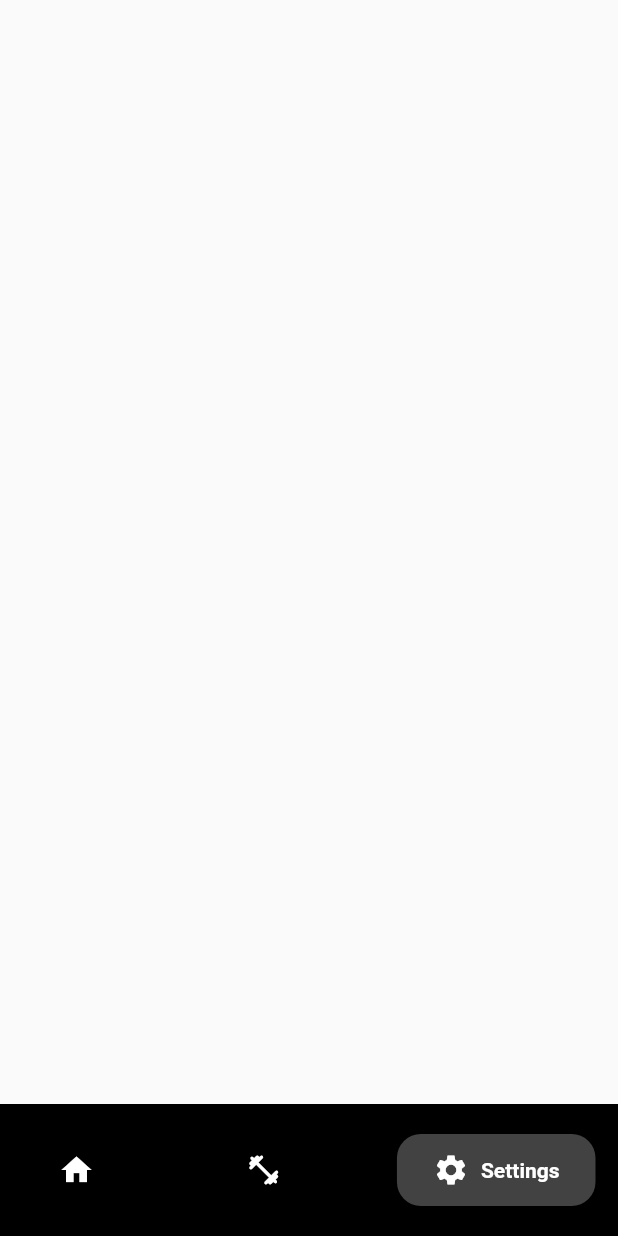
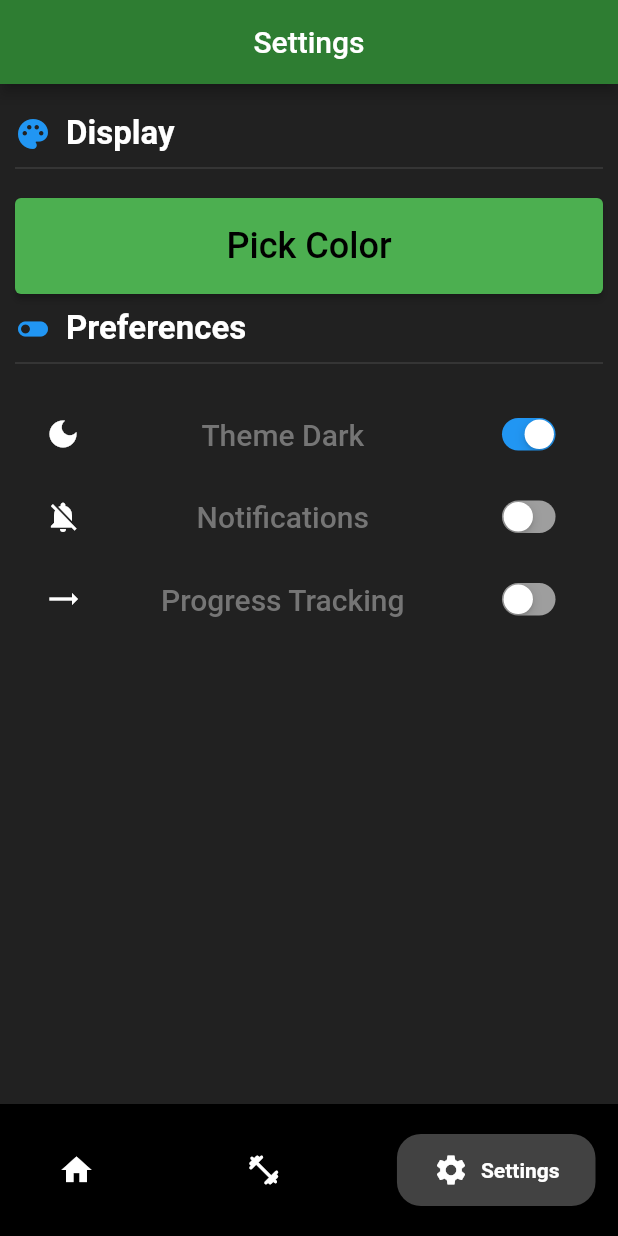
Before and after one commit to WillHAdair/WorkoutApplication, a Flutter app: the screen it shows after launch, swiped to page 3, on a phone screen of 412 x 824 dp. Run offline on Flutter 3.47's test engine with Material 2 defaults, Android fonts, the phone set to English and light mode, and no system bars; drawn by our look-alikes of google_nav_bar; our stand-ins replace flutter_colorpicker, flutter_heatmap_calendar, flutter_slidable, hive, hive_flutter; accounts and stored records are empty.

Commit message:
Added light and dark theme switch

```diff
--- a/lib/components/workout_tile.dart
+++ b/lib/components/workout_tile.dart
@@ -40,7 +40,7 @@ class WorkoutTile extends StatelessWidget {
         child: Container(
           padding: const EdgeInsets.all(24),
           decoration: BoxDecoration(
-            color: Colors.grey[900],
+            color: Colors.grey[800],
             borderRadius: BorderRadius.circular(12),
           ),
           child: ListTile(
--- a/lib/main.dart
+++ b/lib/main.dart
@@ -2,6 +2,7 @@ import 'package:flutter/material.dart';
 import 'package:hive_flutter/adapters.dart';
 import 'package:provider/provider.dart';
 import 'package:workout_app/pages/nav_bar.dart';
+import 'package:workout_app/theme/theme_provider.dart';
 
 import 'data/workout_data.dart';
 
@@ -11,7 +12,19 @@ void main() async {
 
   await Hive.openBox("workout_database");
 
-  runApp(const MyApp());
+  runApp(
+    MultiProvider(
+      providers: [
+        ChangeNotifierProvider(
+          create: (context) => WorkoutData(),
+        ),
+        ChangeNotifierProvider(
+          create: (context) => ThemeProvider(),
+        ),
+      ],
+      child: const MyApp()
+    )
+  );
 }
 
 class MyApp extends StatelessWidget {
@@ -19,13 +32,12 @@ class MyApp extends StatelessWidget {
 
   @override
   Widget build(BuildContext context) {
-    return ChangeNotifierProvider(
-      create: (context) => WorkoutData(),
-      child: MaterialApp(
-        debugShowCheckedModeBanner:  false,
-        home: const BottomNavigation(),
-        theme: ThemeData(primarySwatch: Colors.green),
-      ),
+    return MaterialApp(
+      debugShowCheckedModeBanner:  false,
+      home: const BottomNavigation(),
+      themeMode:  Provider.of<ThemeProvider>(context).themeMode,
+      theme: Provider.of<ThemeProvider>(context).light,
+      darkTheme: Provider.of<ThemeProvider>(context).dark,
     );
   }
 }
--- a/lib/pages/home_page.dart
+++ b/lib/pages/home_page.dart
@@ -146,9 +146,10 @@ void onDeletePress(String workoutName) {
   Widget build(BuildContext context) {
     return Consumer<WorkoutData>(
       builder: (context, value, child) =>Scaffold(
-        backgroundColor: Colors.grey[300],
+        backgroundColor: Theme.of(context).colorScheme.background,
         appBar: AppBar(
           title: const Text('Workout Tracker'),
+          centerTitle: true,
         ),
         body: ListView(
           children: [
--- a/lib/pages/nav_bar.dart
+++ b/lib/pages/nav_bar.dart
@@ -1,6 +1,7 @@
 import 'package:flutter/material.dart';
 import 'package:google_nav_bar/google_nav_bar.dart';
 import 'package:workout_app/pages/home_page.dart';
+import 'package:workout_app/pages/settings_page.dart';
 
 class BottomNavigation extends StatefulWidget {
   const BottomNavigation({Key? key}) : super(key: key);
@@ -38,7 +39,7 @@ class _BottomNavigationState extends State<BottomNavigation> {
         children: const [
           HomePage(),
           Scaffold(),
-          Scaffold(),
+          SettingsPage(),
         ],
       ),
       bottomNavigationBar: Container(
--- a/lib/pages/settings_page.dart
+++ b/lib/pages/settings_page.dart
@@ -0,0 +1,156 @@
+import 'package:flutter/cupertino.dart';
+import 'package:flutter/material.dart';
+import 'package:flutter_colorpicker/flutter_colorpicker.dart';
+import 'package:provider/provider.dart';
+import 'package:workout_app/theme/theme_provider.dart';
+
+class SettingsPage extends StatefulWidget {
+  const SettingsPage({super.key});
+
+  @override
+  SettingsPageState createState() => SettingsPageState();
+}
+
+class SettingsPageState extends State<SettingsPage> {
+
+  Color selectedColor = Colors.green;
+  bool isDarkMode = true;
+  bool valNotify2 = false;
+  bool valNotify3 = false;
+
+  changeDarkMode(bool newThemeValue) {
+    setState(() {
+      final themeProvider = Provider.of<ThemeProvider>(context, listen: false);
+      themeProvider.toggleTheme(newThemeValue);
+      isDarkMode = newThemeValue;
+    });
+  }
+
+  onChangeFunction2(bool newValue2) {
+    setState(() {
+      valNotify2 = newValue2;
+    });
+  }
+
+  onChangeFunction3(bool newValue3) {
+    setState(() {
+      valNotify3 = newValue3;
+    });
+  }
+  @override
+  Widget build(BuildContext context) {
+    return Scaffold(
+      backgroundColor: Theme.of(context).colorScheme.background,
+      appBar: AppBar(
+        title: const Text('Settings'),
+          centerTitle: true,
+      ),
+      body: Container(
+        padding: const EdgeInsets.all(10),
+        child: ListView(
+          children: [
+            const SizedBox(height: 10),
+            const Row(
+              children: [
+                Icon(
+                  Icons.palette,
+                  color: Colors.blue,
+                ),
+                SizedBox(width: 10),
+                Text('Display', style: TextStyle(fontSize: 22, fontWeight: FontWeight.bold))
+              ],
+            ),
+            const Divider(height: 20, thickness:  1),
+            const SizedBox(height: 10),
+            //Let the user choose their display options
+            ElevatedButton(
+              style: ElevatedButton.styleFrom(
+                padding: const EdgeInsets.symmetric(horizontal: 24, vertical: 18),
+              ),
+              onPressed: () => pickColor(context),
+              child: const Text(
+                'Pick Color',
+                style: TextStyle(fontSize: 24),
+              ),
+            ),
+
+            const SizedBox(height: 10),
+            const Row(
+              children: [
+                Icon(
+                  Icons.toggle_off,
+                  color: Colors.blue,
+                ),
+                SizedBox(width: 10),
+                Text('Preferences', style: TextStyle(fontSize: 22, fontWeight: FontWeight.bold))
+              ],
+            ),
+            const Divider(height: 20, thickness:  1),
+            const SizedBox(height: 10),
+            buildSwitch(Icons.light_mode, Icons.dark_mode, 'Theme Dark', isDarkMode, changeDarkMode),
+            buildSwitch(Icons.notifications_off, Icons.notifications_active, 'Notifications', valNotify2, onChangeFunction2),
+            buildSwitch(Icons.trending_flat, Icons.insights, 'Progress Tracking', valNotify3, onChangeFunction3),
+          ],
+        ),
+      ),
+    );
+  }
+
+  Padding buildSwitch(IconData iconOff, IconData iconOn, String title, bool value, Function onChangeMethod) {
+    IconData currentIcon = value ? iconOn : iconOff;
+
+    return Padding(
+      padding: const EdgeInsets.symmetric(vertical: 8, horizontal: 20),
+      child: Row(
+        mainAxisAlignment: MainAxisAlignment.spaceBetween,
+        children: [
+          Icon(currentIcon),
+          Text(title, style: TextStyle(
+            fontSize: 20,
+            fontWeight: FontWeight.w500,
+            color: Colors.grey[600]
+          )),
+          Transform.scale(
+              scale: 0.7,
+            child: CupertinoSwitch(
+              activeColor: Colors.blue,
+              trackColor: Colors.grey,
+              value: value,
+              onChanged: (bool newValue) {
+                onChangeMethod(newValue);
+                currentIcon = value ? iconOn : iconOff;
+              },
+            ),
+          )
+        ],
+      ),
+    );
+  }
+
+  void pickColor(BuildContext context) => showDialog(
+    context: context,
+    builder: (context) => AlertDialog(
+      title: const Text('Pick color'),
+      content: Column(
+        mainAxisSize: MainAxisSize.min,
+        children: [
+          buildColorPicker(),
+          TextButton(
+            onPressed: () => Navigator.of(context).pop(),
+            child: const Text(
+              'Select',
+              style: TextStyle(fontSize: 20),
+            ),
+          ),
+        ],
+      ),
+    ),
+  );
+
+  Widget buildColorPicker() => ColorPicker(
+    pickerColor: selectedColor,
+    onColorChanged: (color) => setState(() => selectedColor = color),
+    enableAlpha: false,
+    labelTypes: const [],
+  );
+}
--- a/lib/pages/workout_page.dart
+++ b/lib/pages/workout_page.dart
@@ -192,7 +192,10 @@ class _WorkoutPageState extends State<WorkoutPage> {
     return Consumer<WorkoutData>(
       builder: (context, value, child) => Scaffold(
         backgroundColor: Colors.grey[300],
-        appBar: AppBar(title: Text(widget.workoutName)),
+        appBar: AppBar(
+          title: Text(widget.workoutName),
+          centerTitle: true,
+        ),
         floatingActionButton: FloatingActionButton(
           onPressed: () => createNewExercise(),
           child: const Icon(Icons.add),
--- /dev/null
+++ b/lib/theme/dark_theme.dart
@@ -0,0 +1,13 @@
+import 'package:flutter/material.dart';
+
+ThemeData darkTheme = ThemeData(
+  brightness: Brightness.dark,
+  appBarTheme: AppBarTheme(
+    backgroundColor: Colors.green.shade800,
+  ),
+  colorScheme: ColorScheme.dark(
+    background: Colors.grey.shade900,
+    primary: Colors.green,
+    secondary: Colors.green.shade500,
+  ),
+);
--- /dev/null
+++ b/lib/theme/light_theme.dart
@@ -0,0 +1,13 @@
+import 'package:flutter/material.dart';
+
+ThemeData lightTheme = ThemeData(
+  brightness: Brightness.light,
+  appBarTheme: AppBarTheme(
+    backgroundColor: Colors.green.shade800,
+  ),
+    colorScheme: ColorScheme.light(
+      background: Colors.grey.shade100,
+      primary: Colors.green,
+      secondary: Colors.green.shade500,
+  ),
+);
--- /dev/null
+++ b/lib/theme/theme_provider.dart
@@ -0,0 +1,15 @@
+import 'package:flutter/material.dart';
+import 'package:workout_app/theme/dark_theme.dart';
+import 'package:workout_app/theme/light_theme.dart';
+
+class ThemeProvider extends ChangeNotifier {
+  ThemeMode themeMode = ThemeMode.dark;
+  bool get isDarkMode => themeMode == ThemeMode.dark;
+  ThemeData dark = darkTheme;
+  ThemeData light = lightTheme;
+
+  void toggleTheme(bool newThemeValue) {
+    themeMode = newThemeValue ? ThemeMode.dark : ThemeMode.light;
+    notifyListeners();
+  }
+}
--- a/pubspec.yaml
+++ b/pubspec.yaml
@@ -38,7 +38,8 @@ dependencies:
   flutter_heatmap_calendar: ^1.0.5
   flutter_slidable: ^1.2.0
   google_nav_bar: ^5.0.6
-
+  ionicons: ^0.1.2
+  flutter_colorpicker: ^1.0.3
 
 dev_dependencies:
   flutter_test:
```
Also changed, not shown: lib/models/enums.dart (added, +23 -0 lines), pubspec.lock.
